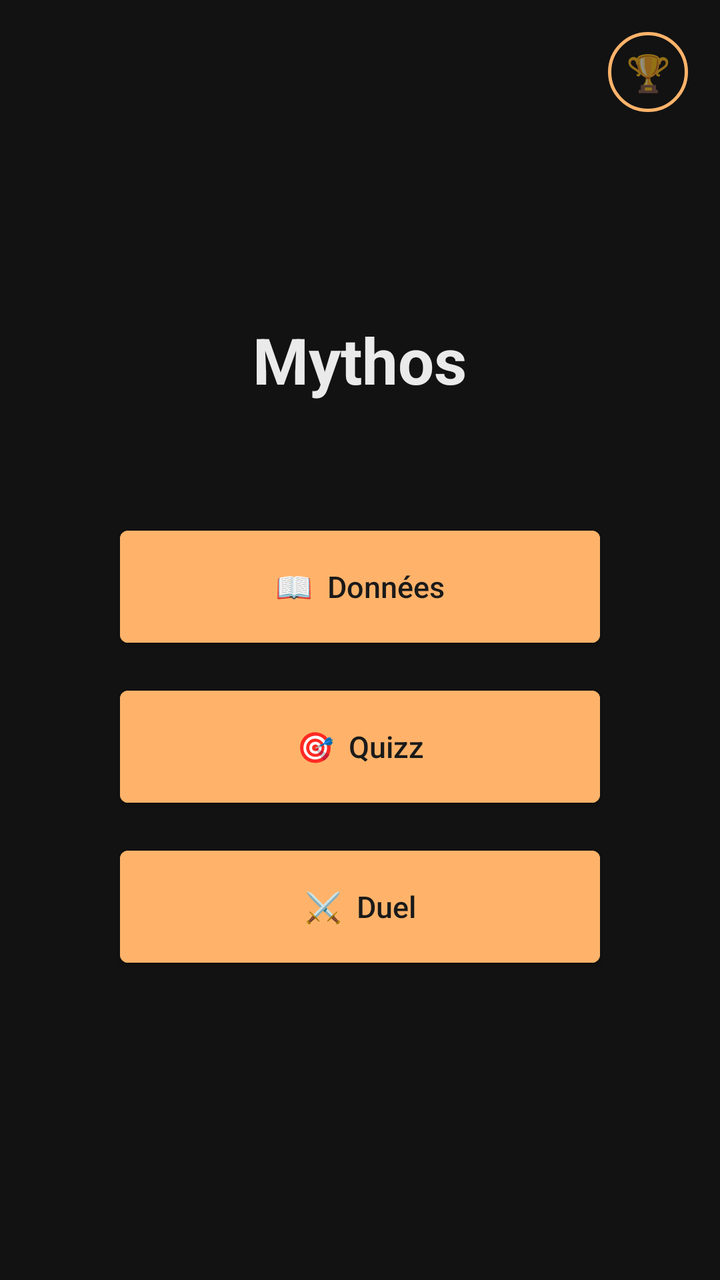
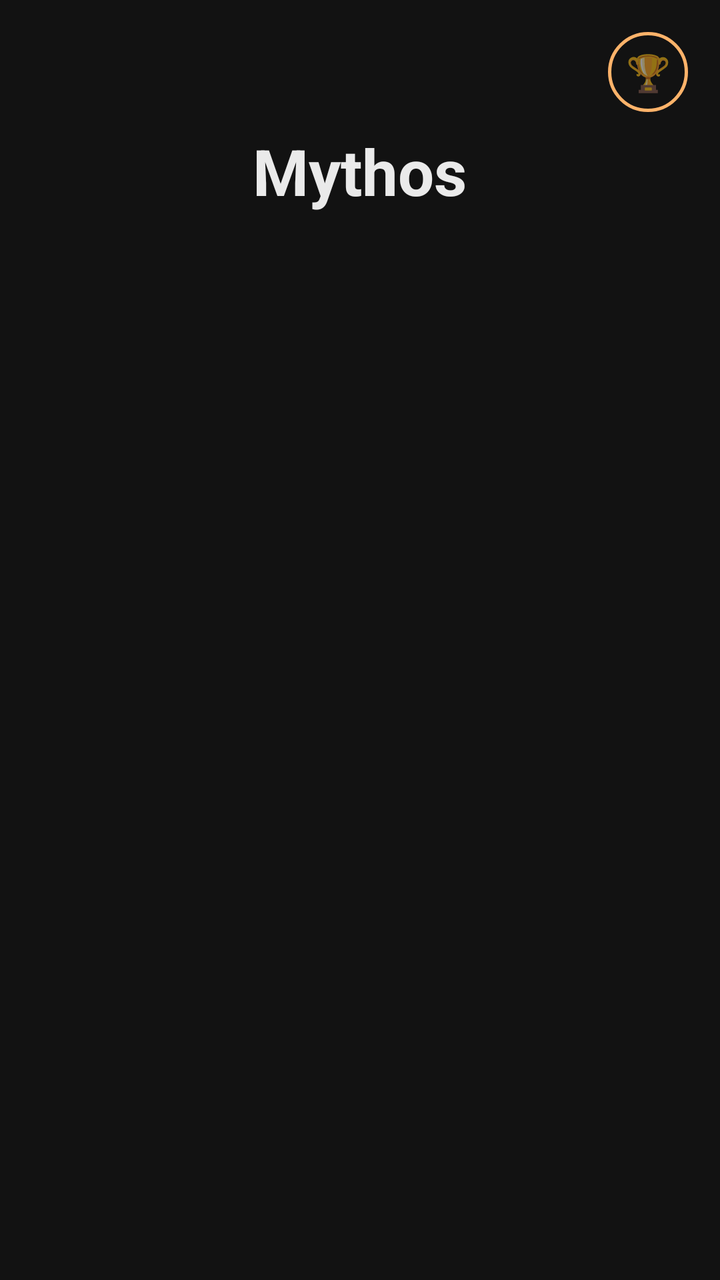

An Android layout rendered at two revisions. The XML below is the earlier revision; the diff shows what the commit changed to produce the second picture.
<!-- AndroidManifest.xml: application theme Theme.App_mythology -->
<!-- res/layout/fragment_home.xml -->
<?xml version="1.0" encoding="utf-8"?>
<FrameLayout xmlns:android="http://schemas.android.com/apk/res/android"
    android:layout_width="match_parent" android:layout_height="match_parent"
    android:background="@color/surface">

    <LinearLayout
        android:layout_width="match_parent"
        android:layout_height="match_parent"
        android:orientation="vertical"
        android:gravity="center"
        android:padding="32dp">

        <TextView
            android:layout_width="wrap_content"
            android:layout_height="wrap_content"
            android:text="Mythos"
            android:textSize="32sp"
            android:textStyle="bold"
            android:textColor="@color/on_surface"
            android:layout_marginBottom="64dp"/>

        <Button
            android:id="@+id/btn_browse"
            android:backgroundTint="@color/primary" android:textColor="@color/on_primary"
            android:layout_width="240dp"
            android:layout_height="56dp"
            android:text="📖  Données"
            android:layout_marginBottom="24dp"/>

        <Button
            android:id="@+id/btn_quiz"
            android:backgroundTint="@color/primary" android:textColor="@color/on_primary"
            android:layout_width="240dp"
            android:layout_height="56dp"
            android:text="🎯  Quizz"
            android:layout_marginBottom="24dp"/>

        <Button
            android:id="@+id/btn_duel"
            android:backgroundTint="@color/primary" android:textColor="@color/on_primary"
            android:layout_width="240dp"
            android:layout_height="56dp"
            android:text="⚔️  Duel"/>

    </LinearLayout>

    
    <TextView android:id="@+id/tv_version"
        android:layout_width="wrap_content" android:layout_height="wrap_content"
        android:layout_gravity="top|start" android:layout_margin="16dp"
        android:textColor="@color/on_surface_variant"
        android:textSize="13sp"
        android:contentDescription="Version de l'application"/>

    <TextView android:id="@+id/btn_trophy"
        android:layout_width="40dp" android:layout_height="40dp"
        android:layout_gravity="top|end" android:layout_margin="16dp"
        android:background="@drawable/bg_help_button"
        android:gravity="center"
        android:text="🏆" android:textSize="18sp"
        android:contentDescription="Succès"
        android:clickable="true" android:focusable="true"/>

</FrameLayout>
<!-- resources referenced by this layout -->
<resources>
  <color name="on_primary">#FF1A1A1A</color>
  <color name="on_surface">#FFEAEAEA</color>
  <color name="on_surface_variant">#FF9E9E9E</color>
  <color name="primary">#FFB36A</color>
  <color name="surface">#FF121212</color>
  <!-- drawable bg_help_button (drawable) -->
  <?xml version="1.0" encoding="utf-8"?>
  <shape xmlns:android="http://schemas.android.com/apk/res/android"
      android:shape="oval">
      <solid android:color="@android:color/transparent"/>
      <stroke android:width="1.5dp" android:color="@color/primary"/>
  </shape>
  <style name="Theme.App_mythology" parent="Base.Theme.App_mythology" />
  <style name="Base.Theme.App_mythology" parent="Theme.MaterialComponents.DayNight">
          
          <item name="colorPrimary">@color/primary</item>
          <item name="colorPrimaryDark">@color/colorPrimaryDark</item>
          <item name="colorAccent">@color/colorAccent</item>
          <item name="colorOnPrimary">@color/on_primary</item>
          <item name="colorSurface">@color/surface</item>
          <item name="colorOnSurface">@color/on_surface</item>
          <item name="android:windowBackground">@color/surface</item>
          <item name="android:statusBarColor">@color/surface</item>
          <item name="android:navigationBarColor">@color/surface</item>
          
          <item name="actionBarStyle">@style/MyActionBar</item>
          <item name="textInputStyle">@style/Widget.MaterialComponents.TextInputLayout.OutlinedBox</item>
          
          <item name="materialButtonStyle">@style/AppButton</item>
      </style>
  <color name="colorPrimaryDark">#FF0A0A0A</color>
  <color name="colorAccent">#FFB36A</color>
  <style name="MyActionBar" parent="Widget.MaterialComponents.ActionBar.Solid">
          <item name="background">@color/surface</item>
          <item name="titleTextStyle">@style/MyActionBarTitle</item>
          <item name="navigationIconTint">@color/primary</item>
      </style>
  <style name="AppButton" parent="Widget.MaterialComponents.Button">
          <item name="android:textAllCaps">false</item>
          <item name="android:letterSpacing">0</item>
          <item name="android:insetTop">0dp</item>
          <item name="android:insetBottom">0dp</item>
          <item name="android:maxLines">1</item>
          <item name="android:textSize">15sp</item>
          <item name="autoSizeTextType">uniform</item>
          <item name="autoSizeMinTextSize">11sp</item>
          <item name="autoSizeMaxTextSize">15sp</item>
      </style>
  <style name="MyActionBarTitle" parent="TextAppearance.Widget.AppCompat.Toolbar.Title">
          <item name="android:textColor">@color/on_surface</item>
      </style>
</resources>

<!-- the commit's change to res/layout/fragment_home.xml (unified diff, before → after) -->
@@ -3,46 +3,21 @@
     android:layout_width="match_parent" android:layout_height="match_parent"
     android:background="@color/surface">
 
-    <LinearLayout
+    <TextView
+        android:layout_width="wrap_content"
+        android:layout_height="wrap_content"
+        android:layout_gravity="top|center_horizontal"
+        android:layout_marginTop="64dp"
+        android:text="Mythos"
+        android:textSize="32sp"
+        android:textStyle="bold"
+        android:textColor="@color/on_surface"/>
+
+    
+    <include layout="@layout/view_primary_buttons"
         android:layout_width="match_parent"
-        android:layout_height="match_parent"
-        android:orientation="vertical"
-        android:gravity="center"
-        android:padding="32dp">
-
-        <TextView
-            android:layout_width="wrap_content"
-            android:layout_height="wrap_content"
-            android:text="Mythos"
-            android:textSize="32sp"
-            android:textStyle="bold"
-            android:textColor="@color/on_surface"
-            android:layout_marginBottom="64dp"/>
-
-        <Button
-            android:id="@+id/btn_browse"
-            android:backgroundTint="@color/primary" android:textColor="@color/on_primary"
-            android:layout_width="240dp"
-            android:layout_height="56dp"
-            android:text="📖  Données"
-            android:layout_marginBottom="24dp"/>
-
-        <Button
-            android:id="@+id/btn_quiz"
-            android:backgroundTint="@color/primary" android:textColor="@color/on_primary"
-            android:layout_width="240dp"
-            android:layout_height="56dp"
-            android:text="🎯  Quizz"
-            android:layout_marginBottom="24dp"/>
-
-        <Button
-            android:id="@+id/btn_duel"
-            android:backgroundTint="@color/primary" android:textColor="@color/on_primary"
-            android:layout_width="240dp"
-            android:layout_height="56dp"
-            android:text="⚔️  Duel"/>
-
-    </LinearLayout>
+        android:layout_height="wrap_content"
+        android:layout_gravity="center"/>
 
     
     <TextView android:id="@+id/tv_version"
@@ -62,3 +37,44 @@
         android:clickable="true" android:focusable="true"/>
 
 </FrameLayout>
+<!-- res/layout/view_primary_buttons.xml (included above) -->
+<?xml version="1.0" encoding="utf-8"?>
+<LinearLayout xmlns:android="http://schemas.android.com/apk/res/android"
+    android:id="@+id/primary_button_column"
+    android:layout_width="match_parent"
+    android:layout_height="wrap_content"
+    android:orientation="vertical"
+    android:paddingStart="20dp"
+    android:paddingEnd="20dp">
+
+    <ImageButton
+        android:id="@+id/btn_primary_1"
+        android:layout_width="match_parent"
+        android:layout_height="wrap_content"
+        android:layout_marginBottom="4dp"
+        android:adjustViewBounds="true"
+        android:scaleType="fitCenter"
+        android:background="@null"
+        android:padding="0dp" />
+
+    <ImageButton
+        android:id="@+id/btn_primary_2"
+        android:layout_width="match_parent"
+        android:layout_height="wrap_content"
+        android:layout_marginBottom="4dp"
+        android:adjustViewBounds="true"
+        android:scaleType="fitCenter"
+        android:background="@null"
+        android:padding="0dp" />
+
+    <ImageButton
+        android:id="@+id/btn_primary_3"
+        android:layout_width="match_parent"
+        android:layout_height="wrap_content"
+        android:layout_marginBottom="4dp"
+        android:adjustViewBounds="true"
+        android:scaleType="fitCenter"
+        android:background="@null"
+        android:padding="0dp" />
+
+</LinearLayout>
